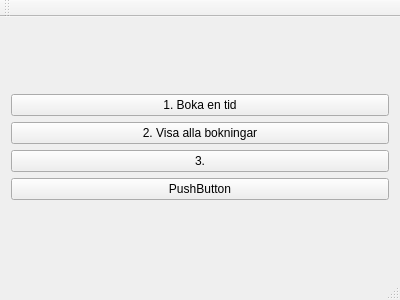
First picture: the form in mainwindow.ui, repository adinaknutsson/BookingSystem, before the edit.
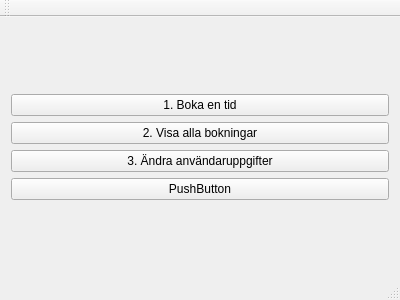
Second picture: the form after the edit.

Diff of the .ui file:
```diff
--- a/mainwindow.ui
+++ b/mainwindow.ui
@@ -34,7 +34,7 @@
       <item>
        <widget class="QPushButton" name="pushButton_3">
         <property name="text">
-         <string>3.</string>
+         <string>3. Ändra användaruppgifter</string>
         </property>
        </widget>
       </item>
```
